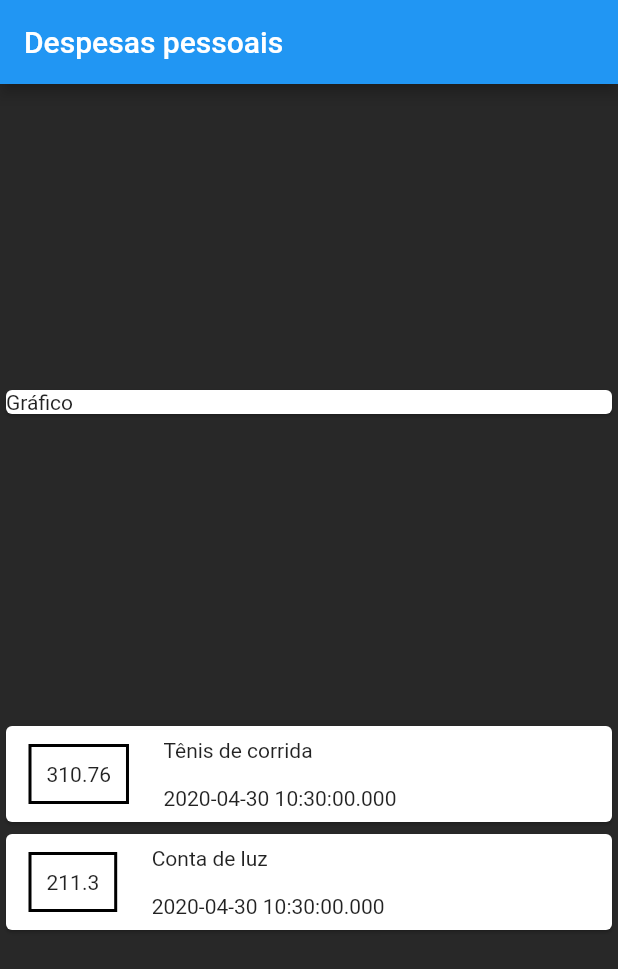
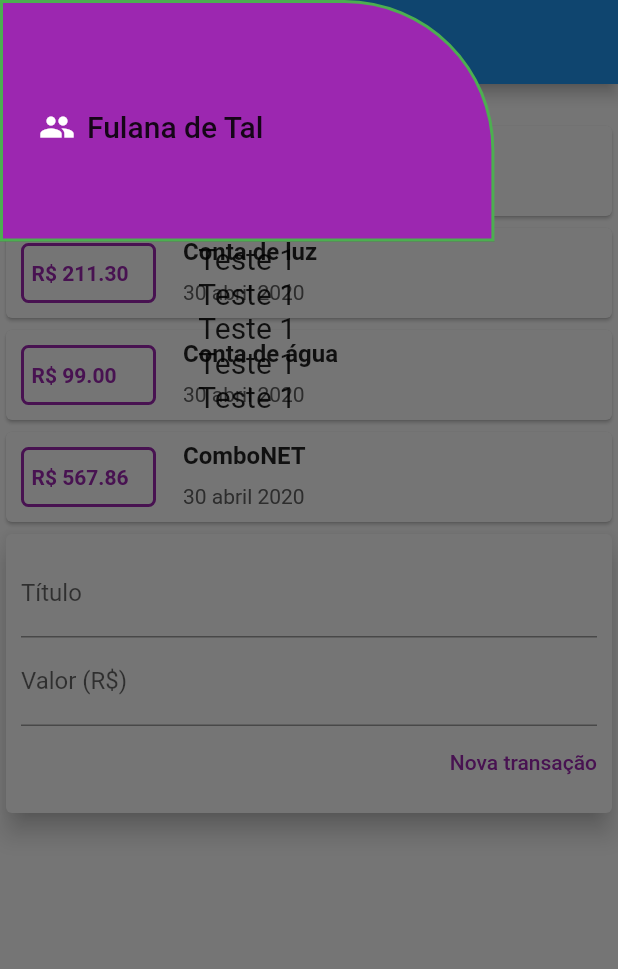
Before and after one commit to waltervsj/flutter-expenses, a Flutter app: the screen it shows after launch, with the side drawer open (before the commit the screen has no drawer), on a phone screen of 412 x 824 dp. Shown: the top 969 px of the screen. Run offline on Flutter 3.47's test engine with Material 2 defaults, Android fonts, the phone set to English and light mode, and no system bars.

Commit message:
Creating components

```diff
--- /dev/null
+++ b/lib/components/transactionForm.dart
@@ -0,0 +1,56 @@
+import 'package:flutter/material.dart';
+
+class TransactionForm extends StatelessWidget {
+  final TextEditingController titleController = new TextEditingController();
+  final TextEditingController valueController = new TextEditingController();
+
+  final void Function(String, double) _newTransaction;
+
+  TransactionForm(this._newTransaction);
+
+  @override
+  Widget build(BuildContext context) {
+    return Card(
+      elevation: 7,
+      child: Padding(
+        padding: const EdgeInsets.all(10),
+        child: Column(
+          children: <Widget>[
+            TextField(
+              controller: titleController,
+              decoration: InputDecoration(
+                labelText: 'Título',
+              ),
+            ),
+            TextField(
+              controller: valueController,
+              decoration: InputDecoration(
+                labelText: 'Valor (R\$)',
+              ),
+            ),
+            Row(
+              mainAxisAlignment: MainAxisAlignment.end,
+              children: <Widget>[
+                FlatButton(
+                  padding: EdgeInsets.all(0),
+                  onPressed: () {
+                    _newTransaction(
+                      this.titleController.text,
+                      double.tryParse(this.valueController.text),
+                    );
+                  },
+                  child: Text(
+                    'Nova transação',
+                    style: TextStyle(
+                      color: Colors.purple,
+                    ),
+                  ),
+                ),
+              ],
+            ),
+          ],
+        ),
+      ),
+    );
+  }
+}
--- /dev/null
+++ b/lib/components/transactionList.dart
@@ -0,0 +1,77 @@
+import 'package:flutter/material.dart';
+import 'package:intl/intl.dart';
+import '../model/transaction.dart';
+
+class TransactionList extends StatelessWidget {
+  final List<Transaction> transactions;
+
+  TransactionList({@required this.transactions});
+
+  @override
+  Widget build(BuildContext context) {
+    return Column(
+      children: transactions.map((transaction) {
+        return Card(
+          child: Row(
+            mainAxisAlignment: MainAxisAlignment.start,
+            children: <Widget>[
+              Container(
+                margin: EdgeInsets.symmetric(
+                  horizontal: 10,
+                  vertical: 10,
+                ),
+                width: 90,
+                decoration: BoxDecoration(
+                  border: Border.all(
+                    color: Colors.purple,
+                    width: 2,
+                  ),
+                  borderRadius: BorderRadius.circular(5),
+                ),
+                padding: EdgeInsets.fromLTRB(5, 10, 5, 10),
+                alignment: Alignment.centerLeft,
+                child: Text(
+                  'R\$ ${transaction.value.toStringAsFixed(2)}',
+                  style: TextStyle(
+                    fontWeight: FontWeight.bold,
+                    color: Colors.purple,
+                    fontSize: 14,
+                  ),
+                ),
+              ),
+              Column(
+                crossAxisAlignment: CrossAxisAlignment.start,
+                children: <Widget>[
+                  Padding(
+                    padding: const EdgeInsets.fromLTRB(8, 5, 8, 5),
+                    child: Container(
+                      child: Text(
+                        transaction.title,
+                        style: TextStyle(
+                          fontSize: 16,
+                          fontWeight: FontWeight.bold,
+                        ),
+                      ),
+                    ),
+                  ),
+                  Padding(
+                    padding: const EdgeInsets.fromLTRB(8, 5, 5, 8),
+                    child: Container(
+                      child: Text(
+                        DateFormat('d MMMM y', 'pt-BR')
+                            .format(transaction.date),
+                        style: TextStyle(
+                          color: Colors.grey[700],
+                        ),
+                      ),
+                    ),
+                  ),
+                ],
+              ),
+            ],
+          ),
+        );
+      }).toList(),
+    );
+  }
+}
--- /dev/null
+++ b/lib/components/transactionUser.dart
@@ -0,0 +1,39 @@
+import 'package:flutter/material.dart';
+import '../mock/transactions.dart';
+import '../model/transaction.dart';
+import './transactionForm.dart';
+import './transactionList.dart';
+import 'transactionForm.dart';
+import 'transactionList.dart';
+
+class TransactionUser extends StatefulWidget {
+  @override
+  _TransactionUserState createState() => _TransactionUserState();
+}
+
+class _TransactionUserState extends State<TransactionUser> {
+  _addTransaction(String titulo, double valor) {
+    final transaction = new Transaction(
+      id: Transactions.transactionsData.length + 1,
+      title: titulo,
+      value: valor,
+      date: DateTime.now(),
+    );
+
+    setState(() {
+      Transactions.transactionsData.add(transaction);
+    });
+  }
+
+  @override
+  Widget build(BuildContext context) {
+    return Column(
+      children: <Widget>[
+        TransactionList(
+          transactions: Transactions.transactionsData,
+        ),
+        TransactionForm(_addTransaction),
+      ],
+    );
+  }
+}
--- a/lib/main.dart
+++ b/lib/main.dart
@@ -1,5 +1,7 @@
-import 'package:expenses/model/transaction.dart';
 import 'package:flutter/material.dart';
+import 'package:flutter_localizations/flutter_localizations.dart';
+import 'components/transactionUser.dart';
+import './views/appHeader.dart';
 
 main() => runApp(ExpensesApp());
 
@@ -8,96 +10,34 @@ class ExpensesApp extends StatelessWidget {
   Widget build(BuildContext context) {
     return MaterialApp(
       debugShowCheckedModeBanner: false,
+      localizationsDelegates: [
+        GlobalMaterialLocalizations.delegate,
+        GlobalWidgetsLocalizations.delegate
+      ],
+      supportedLocales: [
+        const Locale('pt', 'BR'),
+      ],
       home: MyHomePage(),
+      theme: ThemeData(canvasColor: Colors.transparent),
     );
   }
 }
 
 class MyHomePage extends StatelessWidget {
-  final _transactions = [
-    Transaction(
-      id: 1,
-      title: 'Tênis de corrida',
-      value: 310.76,
-      date: DateTime.now(),
-    ),
-    Transaction(
-      id: 2,
-      title: 'Conta de luz',
-      value: 211.30,
-      date: DateTime.now(),
-    ),
-  ];
   @override
   Widget build(BuildContext context) {
     return Scaffold(
-        backgroundColor: Color.fromRGBO(40, 40, 40, 1),
+      backgroundColor: Colors.white,
       appBar: AppBar(
         title: Text('Despesas pessoais'),
       ),
+      drawer: AppHeader(),
       body: Column(
-          mainAxisAlignment: MainAxisAlignment.spaceEvenly,
-          crossAxisAlignment: CrossAxisAlignment.stretch,
         children: <Widget>[
           Card(
             child: Text('Gráfico'),
           ),
-            Column(
-              children: _transactions.map((tr) {
-                return TransactionItem(tr);
-              }).toList(),
-            ),
-          ],
-        ));
-  }
-}
-
-class TransactionItem extends StatelessWidget {
-  final Transaction transaction;
-
-  TransactionItem(this.transaction);
-
-  @override
-  Widget build(BuildContext context) {
-    return Card(
-      child: Row(
-        mainAxisAlignment: MainAxisAlignment.start,
-        children: <Widget>[
-          Container(
-            margin: EdgeInsets.symmetric(
-              horizontal: 15,
-              vertical: 10,
-            ),
-            decoration: BoxDecoration(
-              border: Border.all(
-                color: Colors.black,
-                width: 2,
-              ),
-            ),
-            padding: EdgeInsets.all(10),
-            child: Text(transaction.value.toString()),
-          ),
-          Column(
-            crossAxisAlignment: CrossAxisAlignment.start,
-            children: <Widget>[
-              Padding(
-                padding: const EdgeInsets.all(8.0),
-                child: Container(
-                  child: Text(
-                    transaction.title,
-                  ),
-                ),
-              ),
-              Padding(
-                padding: const EdgeInsets.all(8.0),
-                child: Container(
-                  child: Text(
-                    transaction.date.toString(),
-                  ),
-                ),
-              ),
-            ],
-          ),
+          TransactionUser(),
         ],
       ),
     );
--- /dev/null
+++ b/lib/mock/transactions.dart
@@ -0,0 +1,30 @@
+import '../model/transaction.dart';
+
+class Transactions {
+  static List<Transaction> transactionsData = [
+      Transaction(
+        id: 1,
+        title: 'Tênis de corrida',
+        value: 1310.76,
+        date: DateTime.now(),
+      ),
+      Transaction(
+        id: 2,
+        title: 'Conta de luz',
+        value: 211.30,
+        date: DateTime.now(),
+      ),
+      Transaction(
+        id: 3,
+        title: 'Conta de água',
+        value: 99,
+        date: DateTime.now(),
+      ),
+      Transaction(
+        id: 4,
+        title: 'ComboNET',
+        value: 567.86,
+        date: DateTime.now(),
+      ),
+    ];
+}
--- /dev/null
+++ b/lib/views/appHeader.dart
@@ -0,0 +1,69 @@
+import 'package:flutter/material.dart';
+
+class AppHeader extends StatelessWidget {
+
+  @override
+  Widget build(BuildContext context) {
+    return Container(
+          width: MediaQuery.of(context).size.width * 0.8,
+          child: Column(
+            children: <Widget>[
+              DrawerHeader(
+                child: Row(
+                  children: <Widget>[
+                    Padding(
+                      padding: const EdgeInsets.all(8.0),
+                      child: Icon(
+                        Icons.people,
+                        color: Colors.white,
+                      ),
+                    ),
+                    Text(
+                      'Fulana de Tal',
+                      style: TextStyle(fontSize: 20),
+                      textAlign: TextAlign.left,
+                    ),
+                  ],
+                ),
+                margin: EdgeInsets.all(0),
+                decoration: BoxDecoration(
+                  color: Colors.purple,
+                  borderRadius: BorderRadius.only(
+                    topRight: Radius.circular(100),
+                  ),
+                  border: Border.all(
+                    color: Colors.green,
+                    width: 2,
+                  ),
+                ),
+              ),
+              Column(
+
+                children: <Widget>[
+                  Text(
+                    'Teste 1',
+                    style: TextStyle(fontSize: 20),
+                  ),
+                  Text(
+                    'Teste 1',
+                    style: TextStyle(fontSize: 20),
+                  ),
+                  Text(
+                    'Teste 1',
+                    style: TextStyle(fontSize: 20),
+                  ),
+                  Text(
+                    'Teste 1',
+                    style: TextStyle(fontSize: 20),
+                  ),
+                  Text(
+                    'Teste 1',
+                    style: TextStyle(fontSize: 20),
+                  ),
+                ],
+              ),
+            ],
+          ),
+        );
+  }
+}
--- a/pubspec.yaml
+++ b/pubspec.yaml
@@ -19,6 +19,8 @@ environment:
 dependencies:
   flutter:
     sdk: flutter
+  flutter_localizations:
+     sdk: flutter
 
   # The following adds the Cupertino Icons font to your application.
   # Use with the CupertinoIcons class for iOS style icons.
```
Also changed, not shown: pubspec.lock, 2 other files. Lines whose indentation alone changed are shown as unchanged.
